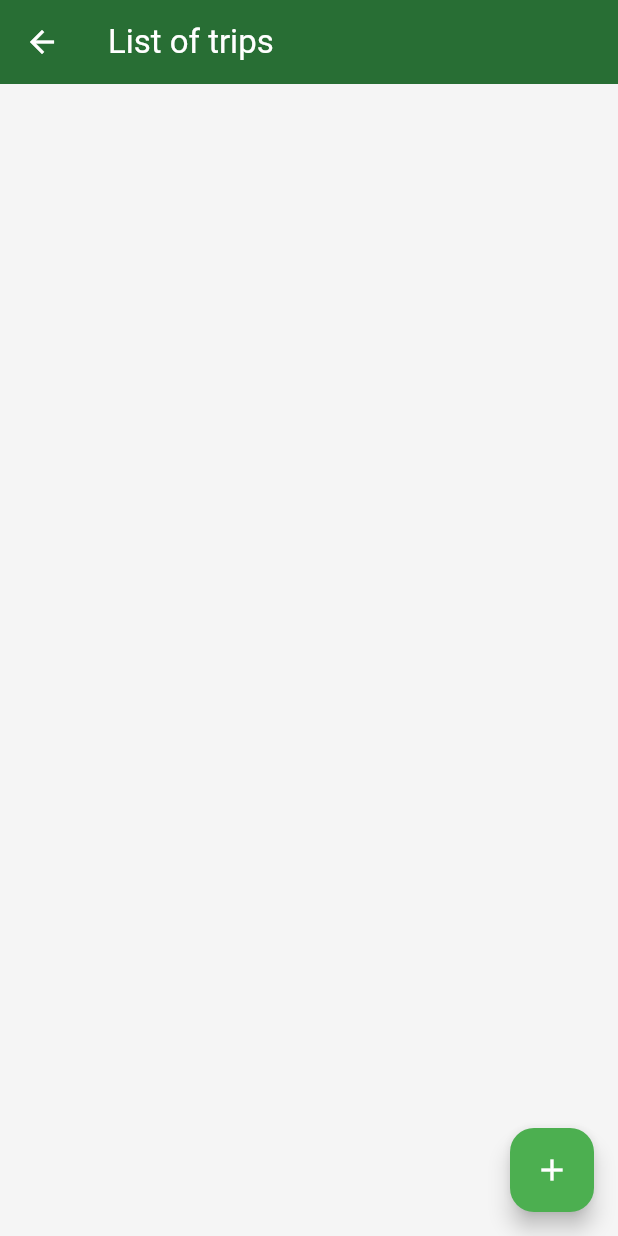
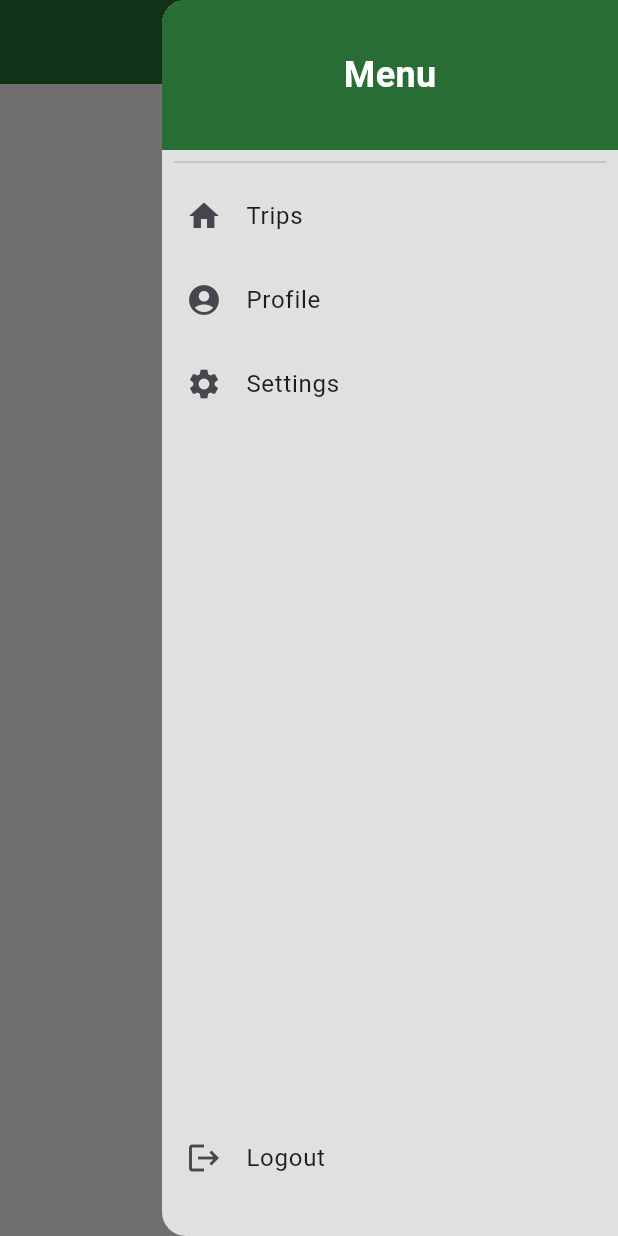
Before and after one commit to krzysztofgrabczynski/TravelBalance, a Flutter app: the TripListPage screen opened directly, with the side drawer open (before the commit the screen has no drawer), on a phone screen of 412 x 824 dp. Run offline on Flutter 3.47's test engine with Material 3 defaults, Android fonts, the phone set to English and light mode, and no system bars; accounts and stored records are empty; network calls fail.

Commit message:
Drawer and logout added

```diff
--- /dev/null
+++ b/wanderer/lib/components/app_drawer.dart
@@ -0,0 +1,78 @@
+import 'package:flutter/material.dart';
+import 'package:provider/provider.dart';
+import 'package:wanderer/components/globals.dart';
+import 'package:wanderer/providers/user_provider.dart';
+import 'package:wanderer/pages/login_page.dart'; // Import the LoginPage
+
+class AppDrawer extends StatelessWidget {
+  @override
+  Widget build(BuildContext context) {
+    return Drawer(
+      backgroundColor: Colors.grey[300],
+      child: Column(
+        children: <Widget>[
+          Container(
+            width: double.infinity,
+            height: 100,
+            decoration: BoxDecoration(color: leadingColor),
+            child: Center(
+              child: Text(
+                "Menu",
+                style: TextStyle(
+                    fontWeight: FontWeight.bold,
+                    color: Colors.white,
+                    fontSize: 24),
+              ),
+            ),
+          ),
+          Padding(
+            padding: const EdgeInsets.symmetric(horizontal: 8),
+            child: Divider(
+              color: Colors.grey[400],
+            ),
+          ),
+          ListTile(
+            leading: const Icon(Icons.home),
+            title: const Text('Trips'),
+            onTap: () {
+              Navigator.pop(context);
+            },
+          ),
+          ListTile(
+            leading: const Icon(Icons.account_circle),
+            title: const Text('Profile'),
+            onTap: () {
+              Navigator.pop(context);
+            },
+          ),
+          ListTile(
+            leading: const Icon(Icons.settings),
+            title: const Text('Settings'),
+            onTap: () {
+              Navigator.pop(context);
+            },
+          ),
+          Spacer(),
+          Align(
+            alignment: Alignment.bottomCenter,
+            child: Padding(
+              padding: const EdgeInsets.symmetric(vertical: 24),
+              child: ListTile(
+                leading: const Icon(Icons.logout),
+                title: const Text('Logout'),
+                onTap: () {
+                  Navigator.pushAndRemoveUntil(
+                    context,
+                    MaterialPageRoute(builder: (context) => LoginPage()),
+                    (Route<dynamic> route) => false,
+                  );
+                  Provider.of<UserProvider>(context, listen: false).logout();
+                },
+              ),
+            ),
+          ),
+        ],
+      ),
+    );
+  }
+}
--- a/wanderer/lib/components/login_button_component.dart
+++ b/wanderer/lib/components/login_button_component.dart
@@ -33,9 +33,10 @@ class LoginButtonComponent extends StatelessWidget {
                       passwordController.text,
                     );
                     if (success) {
-                      Navigator.push(
+                      Navigator.pushReplacement(
                         context,
-                        MaterialPageRoute(builder: (context) => const TripListPage()),
+                        MaterialPageRoute(
+                            builder: (context) => const TripListPage()),
                       );
                     } else {
                       ScaffoldMessenger.of(context).showSnackBar(
--- a/wanderer/lib/pages/trip_list_page.dart
+++ b/wanderer/lib/pages/trip_list_page.dart
@@ -5,6 +5,7 @@ import 'package:wanderer/components/trip_component.dart';
 import 'package:wanderer/models/trip.dart';
 import 'package:wanderer/pages/expense_list_page.dart';
 import 'package:wanderer/providers/user_provider.dart';
+import 'package:wanderer/components/app_drawer.dart';
 
 class TripListPage extends StatefulWidget {
   const TripListPage({super.key});
@@ -37,9 +38,11 @@ class _TripListPageState extends State<TripListPage> {
           "List of trips",
           style: TextStyle(color: Colors.white),
         ),
+        centerTitle: true,
         backgroundColor: leadingColor,
         iconTheme: const IconThemeData(color: Colors.white),
       ),
+      endDrawer: AppDrawer(), // Use the drawer component
       backgroundColor: Colors.grey[100],
       body: Consumer<UserProvider>(
         builder: (context, userProvider, child) {
@@ -48,9 +51,12 @@ class _TripListPageState extends State<TripListPage> {
               child: CircularProgressIndicator(color: Colors.green),
             );
           } else {
-            return Column(
-              children: [
-                Expanded(
+            return RefreshIndicator(
+              color: leadingColor,
+              onRefresh: () async {
+                await Provider.of<UserProvider>(context, listen: false)
+                    .fetchWholeUserData();
+              },
               child: ListView.builder(
                 itemCount: userProvider.user!.trips!.length,
                 itemBuilder: (context, index) {
@@ -61,22 +67,13 @@ class _TripListPageState extends State<TripListPage> {
                   );
                 },
               ),
-                ),
-                // ElevatedButton(
-                //   onPressed: () {
-                //     userProvider.addTrip();
-                //   },
-                //   child: const Text("Add Trip"),
-                // ),
-              ],
             );
           }
         },
       ),
       floatingActionButton: FloatingActionButton(
         onPressed: () {
-          Provider.of<UserProvider>(context, listen: false)
-              .fetchWholeUserData();
+          Provider.of<UserProvider>(context, listen: false).addTrip();
         },
         backgroundColor: Colors.green,
         child: const Icon(
--- a/wanderer/lib/providers/user_provider.dart
+++ b/wanderer/lib/providers/user_provider.dart
@@ -7,7 +7,7 @@ class UserProvider with ChangeNotifier {
 
   User? get user => _user;
 
-  void fetchWholeUserData() async {
+  Future<void> fetchWholeUserData() async {
     _user = await ApiService().fetchWholeUserData();
     notifyListeners();
   }
@@ -16,4 +16,9 @@ class UserProvider with ChangeNotifier {
     _user!.addTrip();
     notifyListeners();
   }
+
+  void logout() async {
+    _user = null;
+    await ApiService().logout();
+  }
 }
--- a/wanderer/lib/services/api_service.dart
+++ b/wanderer/lib/services/api_service.dart
@@ -8,7 +8,7 @@ class ApiService {
 
   ApiService._internal();
   static const String _baseToken = "Token ";
-  String? _token = "dcb18eaa602e7296c9921ab5b618d64047e148b6";
+  String? _token;
   static const String _baseUrl =
       "http://wanderer-test-fe529f1fdf47.herokuapp.com/api/v1/";
 
@@ -67,4 +67,23 @@ class ApiService {
       return false;
     }
   }
+
+  Future<void> logout() async {
+    try {
+      var endpoint = 'logout/';
+      var response = await http.post(
+        Uri.parse('$_baseUrl$endpoint'),
+        headers: {'Authorization': '$_baseToken$_token'},
+      );
+
+      if (response.statusCode == 204) {
+        setUserToken("");
+        debugPrint('Logout successful');
+      } else {
+        debugPrint('Logout Request failed with status: ${response.statusCode}');
+      }
+    } catch (e) {
+      debugPrint("Error in Logout: $e");
+    }
+  }
 }
```
Lines whose indentation alone changed are shown as unchanged.
